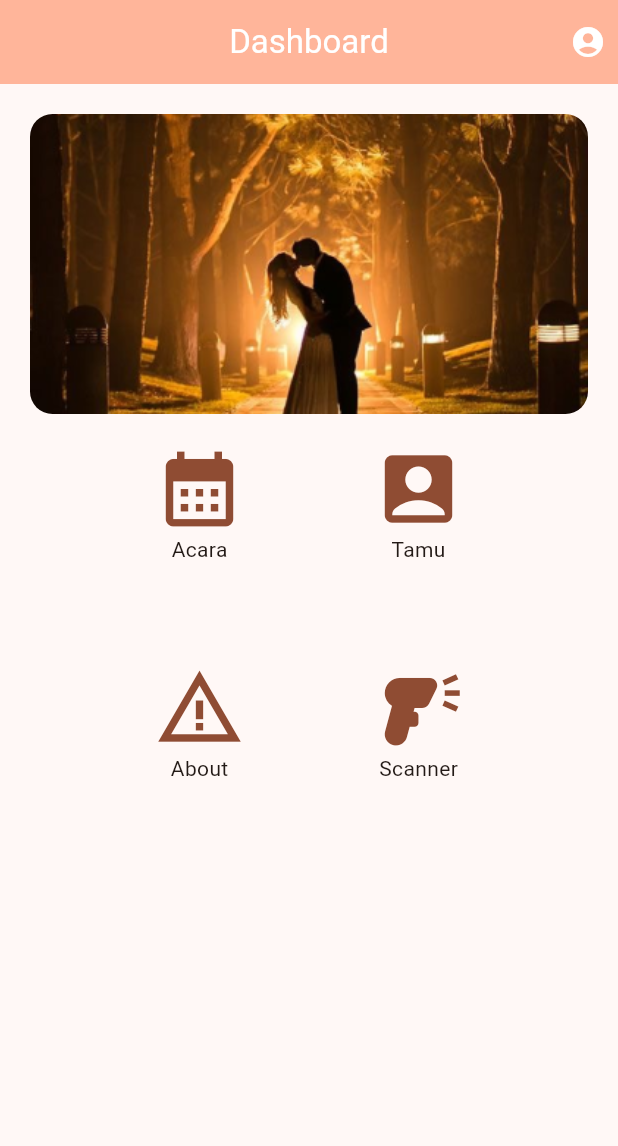
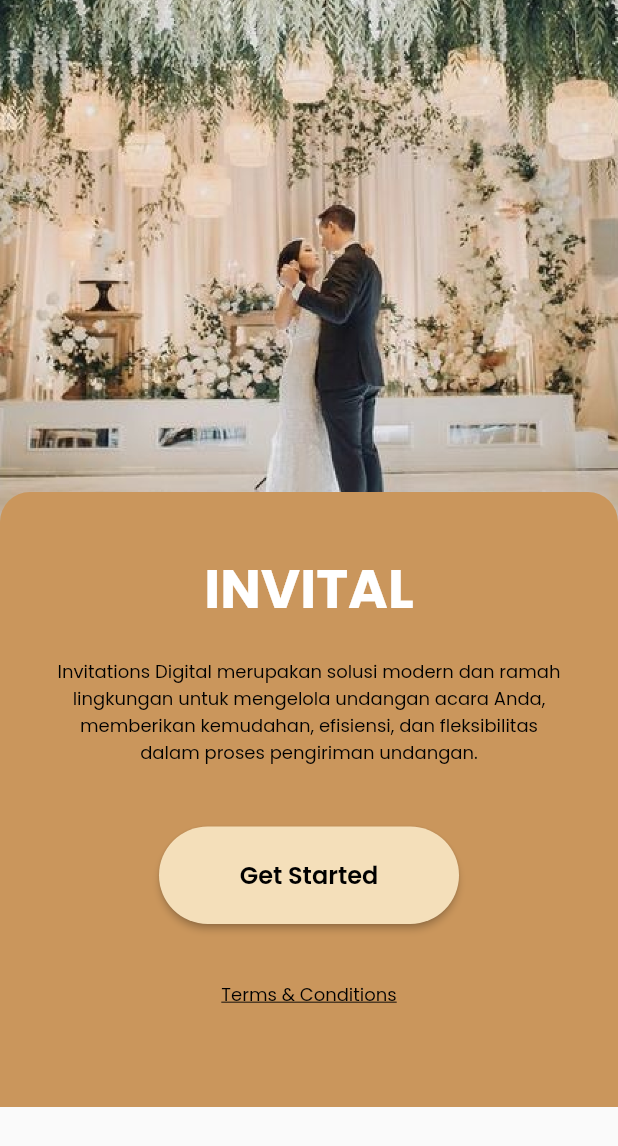
Before and after one commit to miftahozuki/flutter-invital, a Flutter app: the screen it shows after launch, on a phone screen of 412 x 824 dp. Shown: the top 1146 px of the screen. Run offline on Flutter 3.47's test engine with Material 2 defaults, Android fonts, the phone set to English and light mode, and no system bars; our stand-ins replace google_fonts.

Commit message:
feat: add 'Get Started' and 'Login' views, and restyle the dashboard

```diff
--- a/lib/main.dart
+++ b/lib/main.dart
@@ -1,8 +1,5 @@
 import 'package:flutter/material.dart';
-import 'screen/tes.dart';
-import 'screen/list_tamu.dart';
-import 'screen/dashboard.dart';
-import 'screen/list_acara.dart';
+import 'package:plj/screen/started_page.dart';
 
 void main() {
   runApp(const MyApp());
@@ -15,29 +12,8 @@ class MyApp extends StatelessWidget {
   @override
   Widget build(BuildContext context) {
     return MaterialApp(
-      title: 'Flutter Demo',
-      theme: ThemeData(
-        // This is the theme of your application.
-        //
-        // TRY THIS: Try running your application with "flutter run". You'll see
-        // the application has a blue toolbar. Then, without quitting the app,
-        // try changing the seedColor in the colorScheme below to Colors.green
-        // and then invoke "hot reload" (save your changes or press the "hot
-        // reload" button in a Flutter-supported IDE, or press "r" if you used
-        // the command line to start the app).
-        //
-        // Notice that the counter didn't reset back to zero; the application
-        // state is not lost during the reload. To reset the state, use hot
-        // restart instead.
-        //
-        // This works for code too, not just values: Most code changes can be
-        // tested with just a hot reload.
-        colorScheme: ColorScheme.fromSeed(seedColor: Colors.brown),
-        primarySwatch: Colors.brown,
-        useMaterial3: true,
-      ),
+      home: StartedPage(),
       debugShowCheckedModeBanner: false,
-      home: Dashboard(title: 'Dashboard'),
     );
   }
 }
--- a/lib/screen/dashboard.dart
+++ b/lib/screen/dashboard.dart
@@ -1,133 +1,117 @@
 import 'package:flutter/material.dart';
-import 'list_tamu.dart';
-import 'list_acara.dart';
-import 'about.dart';
-import 'scanner.dart';
-import 'package:get/get.dart';
+import 'package:plj/screen/about_page.dart';
+import 'package:plj/theme.dart';
 
+class DashboardPage extends StatelessWidget {
+  const DashboardPage({
+    super.key,
+  });
 
-class Dashboard extends StatefulWidget {
-  const Dashboard({super.key, required this.title});
-
-  final String title;
-
-  @override
-  State<Dashboard> createState() => _DashboardState();
-}
-
-class _DashboardState extends State<Dashboard> {
   @override
   Widget build(BuildContext context) {
     return Scaffold(
       appBar: AppBar(
-        centerTitle: true,
-        backgroundColor: Theme.of(context).colorScheme.inversePrimary,
-        title: Text(widget.title, style: TextStyle(color: Colors.white),),
+        backgroundColor: primaryColor,
+        title: Center(
+          child: Text(
+            'Dashboard',
+            style: whiteTextStyle.copyWith(
+              fontSize: 28,
+            ),
+          ),
+        ),
         actions: [
-            Padding(
-              padding: EdgeInsets.all(8.0), // You can adjust the padding as needed
-              child: Icon(Icons.account_circle_rounded, color: Colors.white),// U,se the correct path to your icon
+          Container(
+            margin:
+                const EdgeInsets.only(right: 30), // Tambahkan margin sebesar 30
+            child: Padding(
+              padding: const EdgeInsets.all(8.0),
+              child: Material(
+                shape: const CircleBorder(),
+                child: IconButton(
+                  icon: const Icon(
+                    Icons.account_circle,
+                    color: Colors.white,
+                    size: 30,
+                  ),
+                  onPressed: () {
+                    // Tambahkan aksi saat tombol profil diklik
+                  },
+                ),
+              ),
             ),
-          ],
+          ),
+        ],
+        toolbarHeight: 126, // Mengatur tinggi AppBar
+        shape: const RoundedRectangleBorder(
+          borderRadius: BorderRadius.vertical(bottom: Radius.circular(20)),
+        ),
       ),
-      body: Center(
-        child: Stack(
-          children: <Widget>[
-            // Column dan GridView di bawah gambar
-            Column(
-              mainAxisAlignment: MainAxisAlignment.start,
-              children: <Widget>[
-                Positioned(
-                  top: 0,
-                  left: 0,
-                  right: 0,
-                  child: Padding(
-                      padding:
-                          EdgeInsets.all(20.0), // Atur sesuai kebutuhan Anda
-                      child: ClipRRect(
-                        borderRadius: BorderRadius.circular(
-                            15.0), // Atur radius sesuai kebutuhan Anda
-                        child: Image.asset(
-                          'assets/images/logo-db.png', // Ganti dengan path gambar Anda
-                          width: double.infinity,
-                          height:
-                              200, // Atur tinggi gambar sesuai kebutuhan Anda
-                          fit: BoxFit.cover,
-                        ),
-                      )),
+      body: SafeArea(
+        child: Center(
+          child: SingleChildScrollView(
+            child: Column(
+              children: [
+                const SizedBox(
+                  height: 20,
                 ),
-                GridView.count(
-                  crossAxisCount: 2,
-                  shrinkWrap: true,
-                  padding: EdgeInsets.only(left: 60, right: 60),
+                Image.asset(
+                  'assets/images/dashboard.png',
+                  height: 240,
+                ),
+                const SizedBox(
+                  height: 40,
+                ),
+                Wrap(
+                  spacing: 62,
+                  runSpacing: 54,
                   children: [
-                    GridItem(
-                      icon: Icons.calendar_month,
-                      label: 'Acara',
+                    _buildImageWithText(
+                      'assets/images/events.png',
+                      'Events',
                     ),
-                    GridItem(icon: Icons.account_box, label: 'Tamu'),
-                    GridItem(icon: Icons.warning_amber, label: 'About'),
-                    GridItem(icon: Icons.barcode_reader, label: 'Scanner'),
+                    _buildImageWithText(
+                      'assets/images/visitor.png',
+                      'Visitor',
+                    ),
+                    _buildImageWithText('assets/images/about.png', 'About', () {
+                      Navigator.push(context,
+                          MaterialPageRoute(builder: (context) {
+                        return const AboutPage(); // Ganti dengan halaman Events Anda
+                      }));
+                    }),
+                    _buildImageWithText(
+                      'assets/images/sacnner.png',
+                      'Scanner',
+                    ),
                   ],
                 ),
               ],
             ),
-          ],
+          ),
         ),
       ),
     );
   }
-}
 
-class GridItem extends StatelessWidget {
-  final IconData icon;
-  final String label;
-
-  GridItem({required this.icon, required this.label});
-  void _handleIconClick(BuildContext context) {
-    switch (label) {
-      case 'Acara':
-        // Tindakan untuk ikon 'Tamu'
-        print('Ikon $label diklik');
-        Navigator.push(context, MaterialPageRoute(builder: (context) => daftarAcara(title: 'Daftar Acara',)));
-        // Misalnya, navigasi ke layar 'Tamu'
-        break;
-      case 'Tamu':
-        // Tindakan untuk ikon 'Tamu'
-        print('Ikon $label diklik');
-        // Misalnya, navigasi ke layar 'Tamu'
-        Navigator.push(context, MaterialPageRoute(builder: (context) => daftarTamu(title: 'Daftar Tamu',)));
-        break;
-      case 'About':
-        // Tindakan untuk ikon 'About'
-        print('Ikon $label diklik');
-        // Misalnya, menampilkan dialog 'About'
-        Navigator.push(context, MaterialPageRoute(builder: (context) => about(title: 'About',)));
-        break;
-      case 'Scanner':
-        // Tindakan untuk ikon 'Scanner'
-        print('Ikon $label diklik');
-        // Misalnya, menjalankan pemindai kode QR
-        Navigator.push(context, MaterialPageRoute(builder: (context) => scanner(title: 'Scanner',)));
-        // (Anda harus memiliki implementasi pemindai kode QR terlebih dahulu)
-        break;
-      default:
-        break;
-    }
-  }
-
-  @override
-  Widget build(BuildContext context) {
-    return GestureDetector(
-      onTap: () {
-        _handleIconClick(context);
-      },
+  Widget _buildImageWithText(String imagePath, String text,
+      [VoidCallback? onTap]) {
+    return InkWell(
+      onTap: onTap, // Aksi yang dijalankan saat item diklik (opsional)
       child: Column(
-      children: <Widget>[
-        Icon(icon, size: 60, color: Theme.of(context).primaryColor),
-        Text(label),
-      ],
-    ),
+        children: [
+          Image.asset(
+            imagePath,
+            width: 120,
+          ),
+          const SizedBox(height: 10),
+          Text(text,
+              style: blackTextStyle.copyWith(
+                fontSize: 20,
+                fontWeight: FontWeight.w400,
+              )),
+        ],
+      ),
     );
   }
 }
--- /dev/null
+++ b/lib/screen/started_page.dart
@@ -0,0 +1,123 @@
+import 'package:flutter/material.dart';
+import 'package:plj/theme.dart';
+import 'package:plj/screen/login_page.dart';
+
+class StartedPage extends StatelessWidget {
+  const StartedPage({super.key});
+
+  @override
+  Widget build(BuildContext context) {
+    return Scaffold(
+      body: SafeArea(
+        bottom: false,
+        child: Stack(
+          children: [
+            Image.asset(
+              'assets/images/home_page.png',
+              width: MediaQuery.of(context).size.width,
+              height: 350,
+              fit: BoxFit.cover,
+            ),
+            ListView(
+              children: [
+                const SizedBox(
+                  height: 328,
+                ),
+                Container(
+                  width: MediaQuery.of(context).size.width,
+                  height: 410,
+                  decoration: BoxDecoration(
+                    borderRadius: const BorderRadius.vertical(
+                      top: Radius.circular(20),
+                    ),
+                    color: primaryColor,
+                  ),
+                  child: Column(children: [
+                    const SizedBox(
+                      height: 37,
+                    ),
+                    Padding(
+                      padding: const EdgeInsets.symmetric(
+                        horizontal: 102,
+                      ),
+                      child: Column(children: [
+                        Text(
+                          'INVITAL',
+                          textAlign: TextAlign.center,
+                          style: whiteTextStyle.copyWith(
+                            fontSize: 36,
+                          ),
+                        ),
+                      ]),
+                    ),
+                    const SizedBox(
+                      height: 20,
+                    ),
+                    Padding(
+                      padding: const EdgeInsets.symmetric(
+                        horizontal: 35,
+                      ),
+                      child: Column(children: [
+                        Text(
+                          'Invitations Digital merupakan solusi modern dan ramah lingkungan untuk mengelola undangan acara Anda, memberikan kemudahan, efisiensi, dan fleksibilitas dalam proses pengiriman undangan.',
+                          textAlign: TextAlign.center,
+                          style: blackTextStyle.copyWith(
+                            fontSize: 12,
+                          ),
+                        ),
+                      ]),
+                    ),
+                    const SizedBox(
+                      height: 40,
+                    ),
+                    SizedBox(
+                      height: 65,
+                      width: 200,
+                      child: ElevatedButton(
+                        onPressed: () {
+                          // Navigate to Login Page
+                          Navigator.push(
+                            context,
+                            MaterialPageRoute(
+                              builder: (context) => const LoginPage(),
+                            ),
+                          );
+                        },
+                        style: ElevatedButton.styleFrom(
+                          backgroundColor: secondaryColor,
+                          shape: RoundedRectangleBorder(
+                            borderRadius: BorderRadius.circular(50),
+                          ),
+                        ),
+                        child: Text('Get Started',
+                            style: blackTextStyle.copyWith(
+                              fontSize: 16,
+                              fontWeight: FontWeight.w600,
+                            )),
+                      ),
+                    ),
+                    const SizedBox(
+                      height: 38,
+                    ),
+                    InkWell(
+                      onTap: () {
+                        //Handle terms & conditions
+                      },
+                      child: Text(
+                        'Terms & Conditions',
+                        style: blackTextStyle.copyWith(
+                          fontSize: 12,
+                          decoration: TextDecoration.underline,
+                        ),
+                      ),
+                    ),
+                  ]),
+                ),
+              ],
+            ),
+          ],
+        ),
+      ),
+    );
+  }
+}
--- /dev/null
+++ b/lib/theme.dart
@@ -0,0 +1,25 @@
+import 'package:flutter/material.dart';
+import 'package:google_fonts/google_fonts.dart';
+
+Color primaryColor = const Color(0xffCA965C);
+Color secondaryColor = const Color(0xffF4DFBA);
+Color strokeColor = const Color(0xff876445);
+Color brownColor = const Color(0xffEEC373);
+Color redColor = const Color(0xffFF7070);
+Color grayColor = const Color(0xff7C7C8C);
+Color blackColor = const Color(0xff000000);
+Color whiteColor = const Color(0xffFFFFFF);
+
+TextStyle whiteTextStyle = GoogleFonts.poppins(
+  fontWeight: FontWeight.w700,
+  color: whiteColor,
+);
+
+TextStyle grayTextStyle = GoogleFonts.poppins(
+  fontWeight: FontWeight.w300,
+  color: grayColor,
+);
+
+TextStyle blackTextStyle = GoogleFonts.poppins(
+  color: blackColor,
+);
```
Also changed, not shown: lib/screen/about.dart (deleted, +0 -42 lines), lib/screen/about_page.dart (added, +76 -0 lines), lib/screen/login_page.dart (added, +181 -0 lines), pubspec.yaml (+4 -5 lines), assets/images/Plus.png (added), assets/images/about.png (added), assets/images/about2.png (added), assets/images/bg_login.png (added), assets/images/dashboard.png (added), assets/images/events.png (added), assets/images/home_page.png (added), assets/images/login_logo.png (added), assets/images/logo-db.png (deleted), assets/images/photo.png (added), 3 more files, 1 other file.
